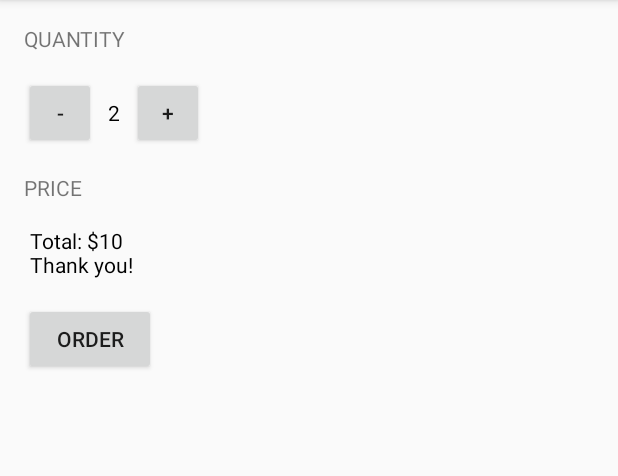
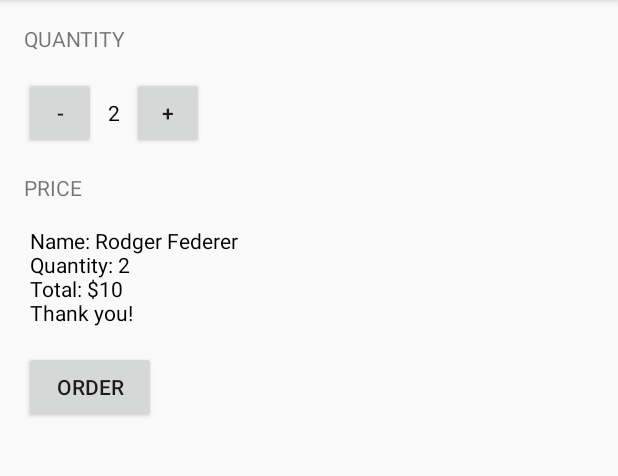
Before and after one commit to djmgeneseo/Just-Java, an Android app: the screen it shows after launch (MainActivity), after a tap on "ORDER", on a phone screen of 412 x 824 dp, the part 84-560 px from its top. Run offline under Robolectric (Android 15) with nearby library versions, the phone set to English and light mode, and no system bars.

```diff
--- a/app/src/main/java/com/example/android/justjava/MainActivity.java
+++ b/app/src/main/java/com/example/android/justjava/MainActivity.java
@@ -48,10 +48,7 @@ public class MainActivity extends AppCompatActivity {
      * This method is called when the order button is clicked.
      */
     public void submitOrder(View view) {
-        int price = calculatePrice(quantity, 5);
-        String priceMessage = "Total: $" + price;
-        priceMessage = priceMessage + "\nThank you!";
-        displayMessage(priceMessage);
+        displayMessage(createOrderSummary(calculatePrice(quantity, 5)));
     }
 
     /**
@@ -60,9 +57,22 @@ public class MainActivity extends AppCompatActivity {
      * @param numberOfCups = number of cups of coffee
      * @param pricePerCup = the price of a cup of coffee
      */
-    private int calculatePrice(int numberOfCups, int pricePerCup)
-    {
+    private int calculatePrice(int numberOfCups, int pricePerCup) {
         return numberOfCups*pricePerCup;
+    }
+
+    /**
+     * This method takes in a price and prints a report of the individual's
+     * name, number of cups of coffee, the total price, and a thank you message
+     *
+     * @param price = number of cups of coffee
+     */
+    private String createOrderSummary(int price) {
+        String orderSummary = "Name: Rodger Federer";
+        orderSummary = orderSummary + "\nQuantity: " + quantity;
+        orderSummary = orderSummary + "\nTotal: $" + price;
+        orderSummary = orderSummary + "\nThank you!";
+        return orderSummary;
     }
 
     /**
@@ -74,14 +84,6 @@ public class MainActivity extends AppCompatActivity {
     }
 
     /**
-     * This method displays the given price on the screen.
-     */
-    private void displayPrice(int number) {
-        TextView priceTextView = (TextView) findViewById(R.id.price_text_view);
-        priceTextView.setText(NumberFormat.getCurrencyInstance().format(number));
-    }
-
-    /**
      * This method displays the given text on the screen.
      */
     private void displayMessage(String message) {
```
